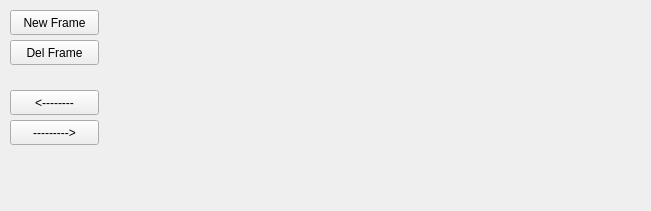
BrandonWortmann/SpriteEditor, file framemanager.ui: the form before one commit.
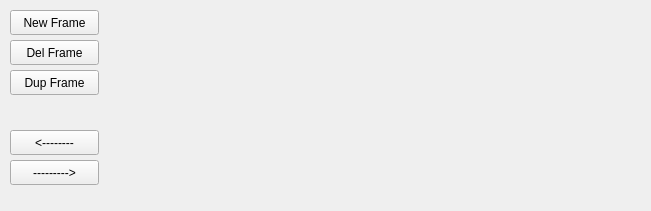
The form after the commit.

What changed in the file:
```diff
--- a/framemanager.ui
+++ b/framemanager.ui
@@ -69,7 +69,7 @@
    <property name="geometry">
     <rect>
      <x>10</x>
-     <y>90</y>
+     <y>130</y>
      <width>89</width>
      <height>25</height>
     </rect>
@@ -82,7 +82,7 @@
    <property name="geometry">
     <rect>
      <x>10</x>
-     <y>120</y>
+     <y>160</y>
      <width>89</width>
      <height>25</height>
     </rect>
@@ -170,6 +170,19 @@
     <set>Qt::AlignCenter</set>
    </property>
   </widget>
+  <widget class="QPushButton" name="dupFrameButton">
+   <property name="geometry">
+    <rect>
+     <x>10</x>
+     <y>70</y>
+     <width>89</width>
+     <height>25</height>
+    </rect>
+   </property>
+   <property name="text">
+    <string>Dup Frame</string>
+   </property>
+  </widget>
  </widget>
  <resources/>
  <connections/>
```
